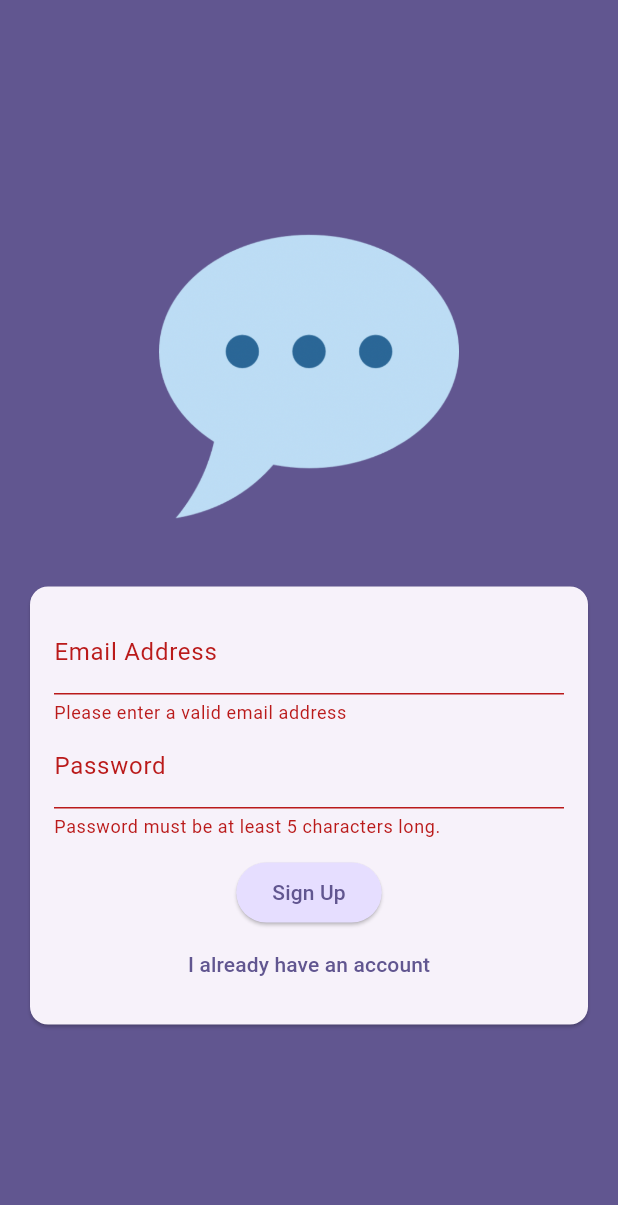
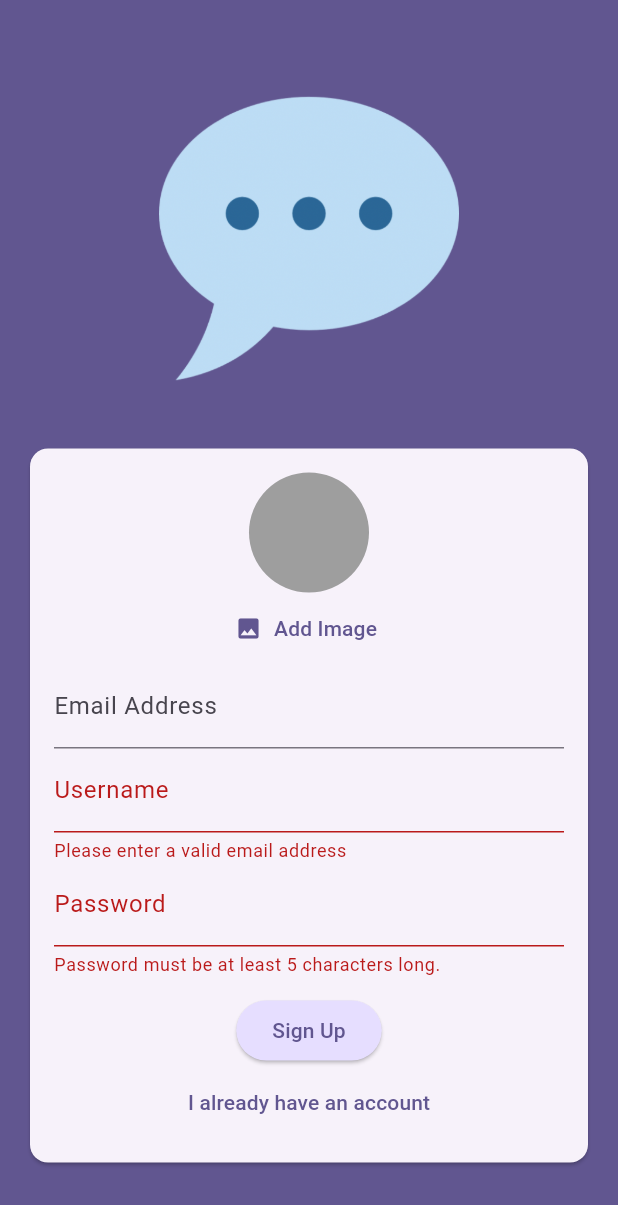
Before and after one commit to himendersharma0712/flutter-apps, a Flutter app: the screen it shows after launch, after a tap on "Login", after a tap on "Create an account", on a phone screen of 412 x 824 dp. Shown: the top 1205 px of the screen. Run offline on Flutter 3.47's test engine with Material 3 defaults, Android fonts, the phone set to English and light mode, and no system bars; our stand-ins replace cached_network_image, card_swiper, cloud_firestore, firebase_auth, firebase_core, flutter_riverpod and 5 more; accounts and stored records are empty.

Commit message:
added cloud_firestore package and implemented username storage and potential message storage

```diff
--- a/chat_app/lib/screens/authenticate.dart
+++ b/chat_app/lib/screens/authenticate.dart
@@ -1,3 +1,5 @@
+import 'package:chat_app/widgets/image_picker.dart';
+import 'package:cloud_firestore/cloud_firestore.dart';
 import 'package:firebase_auth/firebase_auth.dart';
 import 'package:flutter/material.dart';
 
@@ -22,6 +24,7 @@
   var _isLogin = true;
   var _email = '';
   var _password = '';
+  var _username = '';
 
   void _submit() async {
     final isValid = _formKey.currentState!.validate();
@@ -39,6 +42,16 @@
     else{
         // make sure Email/Password authentication is enabled in Firebase Console
         final user_credentials = await _firebase.createUserWithEmailAndPassword(email: _email, password: _password);
+
+        await FirebaseFirestore.instance.collection('users').doc(
+          user_credentials.user!.uid
+        ).set(
+          {
+            'username': _username,
+            'email': _email,
+          }
+        );
+
       }
       } on  FirebaseAuthException catch (error){
         if(error.code == 'email-already-in-use'){
@@ -80,6 +93,7 @@
                       child: Column(
                         mainAxisSize: MainAxisSize.min,
                         children: [
+                          if(!_isLogin) ImagePickerWidget(),
                           TextFormField(
                             decoration: InputDecoration(
                               labelText: 'Email Address',
@@ -96,6 +110,22 @@
                             textCapitalization: TextCapitalization.none,
                             onSaved: (value) {
                               _email = value!;
+                            },
+                          ),
+                          if(!_isLogin)
+                            TextFormField(
+                            decoration: InputDecoration(
+                              labelText: 'Username',
+                            ),
+                            enableSuggestions: false,
+                            validator: (value){
+                              if(value == null || value.trim().length < 4
+                              || value.isEmpty){
+                                return 'Please enter at least 4 characters.';
+                              }
+                            },
+                            onSaved: (value){
+                              _username = value!;
                             },
                           ),
                           TextFormField(
--- /dev/null
+++ b/chat_app/lib/widgets/image_picker.dart
@@ -0,0 +1,53 @@
+import 'dart:io';
+
+import 'package:flutter/material.dart';
+import 'package:image_picker/image_picker.dart';
+
+class ImagePickerWidget extends StatefulWidget{
+
+  const ImagePickerWidget({super.key});
+
+  @override
+  State<ImagePickerWidget> createState() => _ImagePickerWidgetState();
+}
+
+class _ImagePickerWidgetState extends State<ImagePickerWidget> {
+
+  File? _pickedImageFile;
+
+  void _pickImage() async {
+    final pickedImage = await ImagePicker().pickImage(source: ImageSource.camera,
+    imageQuality: 50, maxWidth: 150,);
+
+    if(pickedImage == null){
+      return;
+    }
+
+    setState(() {
+      _pickedImageFile = File(pickedImage.path);
+    });
+  }
+
+
+
+  @override
+  Widget build(BuildContext context){
+    return Column(
+      children: [
+        CircleAvatar(
+          radius: 40,
+          backgroundColor: Colors.grey,
+          foregroundImage: _pickedImageFile != null ? FileImage(_pickedImageFile!) : null,
+        ),
+        TextButton.icon(onPressed: _pickImage ,
+        label: Text('Add Image',
+         style: TextStyle(
+          color: Theme.of(context).colorScheme.primary,
+         ),
+        ),
+         icon: Icon(Icons.image),
+         ),
+      ],
+    );
+  }
+}
--- a/chat_app/pubspec.yaml
+++ b/chat_app/pubspec.yaml
@@ -36,6 +36,8 @@
   cupertino_icons: ^1.0.8
   firebase_core: ^4.11.0
   firebase_auth: ^6.5.4
+  image_picker: ^1.2.3
+  cloud_firestore: ^6.6.0
 
 dev_dependencies:
   flutter_test:
```
Also changed, not shown: chat_app/lib/screens/chat.dart (+8 -3 lines), chat_app/lib/widgets/chat_messages.dart (added, +14 -0 lines), chat_app/lib/widgets/new_message.dart (added, +59 -0 lines), chat_app/pubspec.lock, 6 other files.
